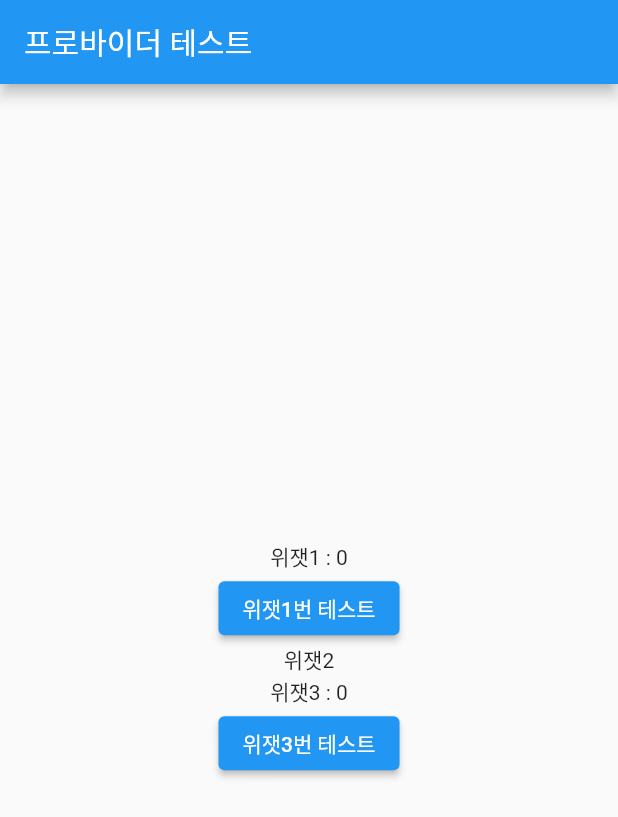
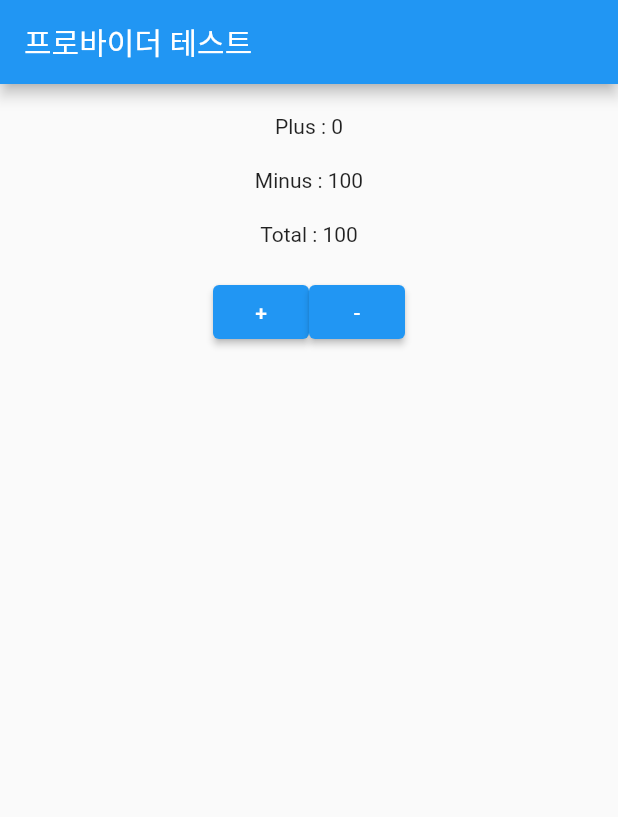
Before and after one commit to stufit/first_inflearn_flutter, a Flutter app: the screen it shows after launch, on a phone screen of 412 x 824 dp. Shown: the top 817 px of the screen. Run offline on Flutter 3.47's test engine with Material 2 defaults, Android fonts, the phone set to English and light mode, and no system bars.

Commit message:
MultiProvider 사용법 이해

```diff
--- a/lib/main.dart
+++ b/lib/main.dart
@@ -5,16 +5,35 @@ void main() {
   runApp(const MyApp());
 }
 
-// 데이터를 가지고 있는 것을 클래스로 만들어야 됨.
-class DataModel extends ChangeNotifier {
-  int _data = 0;
+class PlusCounter with ChangeNotifier {
+  int count = 0;
+  void increase() {
+    count++;
+    notifyListeners();
+  }
+}
 
-  int get data => _data;
+class MinusCounter with ChangeNotifier {
+  int count = 100;
 
-  void increment() {
-    _data++;
-    // 값이 바뀐것을 알려줘야 한다.
+  void decrease() {
+    count--;
     notifyListeners();
+  }
+}
+
+class SumCounter with ChangeNotifier {
+  int total = 0;
+  SumCounter(PlusCounter plusCounter, MinusCounter minusCounter) {
+    total = plusCounter.count + minusCounter.count;
+    plusCounter.addListener(() {
+      total = plusCounter.count + minusCounter.count;
+      notifyListeners();
+    });
+    minusCounter.addListener(() {
+      total = plusCounter.count + minusCounter.count;
+      notifyListeners();
+    });
   }
 }
 
@@ -23,76 +42,62 @@ class MyApp extends StatelessWidget {
 
   @override
   Widget build(BuildContext context) {
-    return ChangeNotifierProvider(
-      create: (context) => DataModel(),
-      child: MaterialApp(
-        home: Scaffold(
-          appBar: AppBar(
-            title: Text('프로바이더 테스트'),
-          ),
-          body: Column(
-          mainAxisAlignment: MainAxisAlignment.center,
-          children: [
-            MyWidget1(),
-            MyWidget2(),
-            MyWidget3(),
+    return MaterialApp(
+      home: Scaffold(
+        appBar: AppBar(
+          title: Text('프로바이더 테스트'),
+        ),
+        body: MultiProvider(
+          providers: [
+            ChangeNotifierProvider(
+              create: (context) => PlusCounter(),
+            ),
+            ChangeNotifierProvider(
+              create: (context) => MinusCounter(),
+            ),
+            ChangeNotifierProxyProvider2<PlusCounter, MinusCounter, SumCounter>(
+              create: (context) => SumCounter(
+                Provider.of<PlusCounter>(context, listen: false),
+                Provider.of<MinusCounter>(context, listen: false),
+              ),
+              update: (context, pluscounter, minuscounter, sumcounter) =>
+                  SumCounter(pluscounter, minuscounter),
+            ),
           ],
+          child: MyWidget(),
         ),
       ),
-    ),);
+    );
   }
 }
 
-class MyWidget1 extends StatelessWidget {
-  const MyWidget1({super.key});
+class MyWidget extends StatelessWidget {
+  const MyWidget({super.key});
 
   @override
   Widget build(BuildContext context) {
-    final dataModel = Provider.of<DataModel>(context);
-    print('모델1, $dataModel');
+    final plus = Provider.of<PlusCounter>(context);
+    final minus = Provider.of<MinusCounter>(context);
+    final sum = Provider.of<SumCounter>(context);
     return Center(
       child: Column(
         children: [
-          Text('위잿1 : ${dataModel.data}'),
-          ElevatedButton(onPressed: (){
-            dataModel.increment();
-          }, child: Text('위잿1번 테스트'))
+          SizedBox(height: 20),
+          Text('Plus : ${plus.count}'),
+          SizedBox(height: 20),
+          Text('Minus : ${minus.count}'),
+          SizedBox(height: 20),
+          Text('Total : ${sum.total}'),
+          SizedBox(height: 20),
+          Row(
+            mainAxisAlignment: MainAxisAlignment.center,
+            children: [
+              ElevatedButton(onPressed: plus.increase, child: Text('+')),
+              ElevatedButton(onPressed: minus.decrease, child: Text('-'))
+            ],
+          )
         ],
       ),
     );
   }
 }
-
-
-class MyWidget2 extends StatelessWidget {
-  const MyWidget2({super.key});
-
-  @override
-  Widget build(BuildContext context) {
-    print('마이위잿2');
-    return Center(
-      child: Text('위잿2'),
-    );
-  }
-}
-
-
-class MyWidget3 extends StatelessWidget {
-  const MyWidget3({super.key});
-
-  @override
-  Widget build(BuildContext context) {
-    final dataModel = Provider.of<DataModel>(context);
-    print('모델3, $dataModel');
-    return Center(
-      child: Column(
-        children: [
-          Text('위잿3 : ${dataModel.data}'),
-          ElevatedButton(onPressed: (){
-            dataModel.increment();
-          }, child: Text('위잿3번 테스트'))
-        ],
-      ),
-    );
-  }
-}
```
